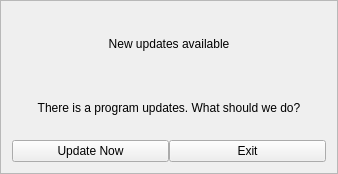
Above: seospider/ui/update_loader_dialog_content.ui from andrascii/RiveSolutions_SEO_Spider before the change. Below: the same form after it.
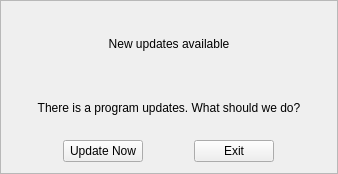
That is the form after the change.

Commit message: Update dialog buttons

```diff
--- a/seospider/ui/update_loader_dialog_content.ui
+++ b/seospider/ui/update_loader_dialog_content.ui
@@ -55,6 +55,12 @@
       <layout class="QHBoxLayout" name="horizontalLayout_2">
        <item>
         <widget class="QPushButton" name="downloadNowButton">
+         <property name="sizePolicy">
+          <sizepolicy hsizetype="Maximum" vsizetype="Fixed">
+           <horstretch>0</horstretch>
+           <verstretch>0</verstretch>
+          </sizepolicy>
+         </property>
          <property name="text">
           <string>Update Now</string>
          </property>
@@ -62,6 +68,12 @@
        </item>
        <item>
         <widget class="QPushButton" name="downloadLaterButton">
+         <property name="sizePolicy">
+          <sizepolicy hsizetype="Maximum" vsizetype="Fixed">
+           <horstretch>0</horstretch>
+           <verstretch>0</verstretch>
+          </sizepolicy>
+         </property>
          <property name="text">
           <string>Exit</string>
          </property>
```
The commit also changes 1 other file.
